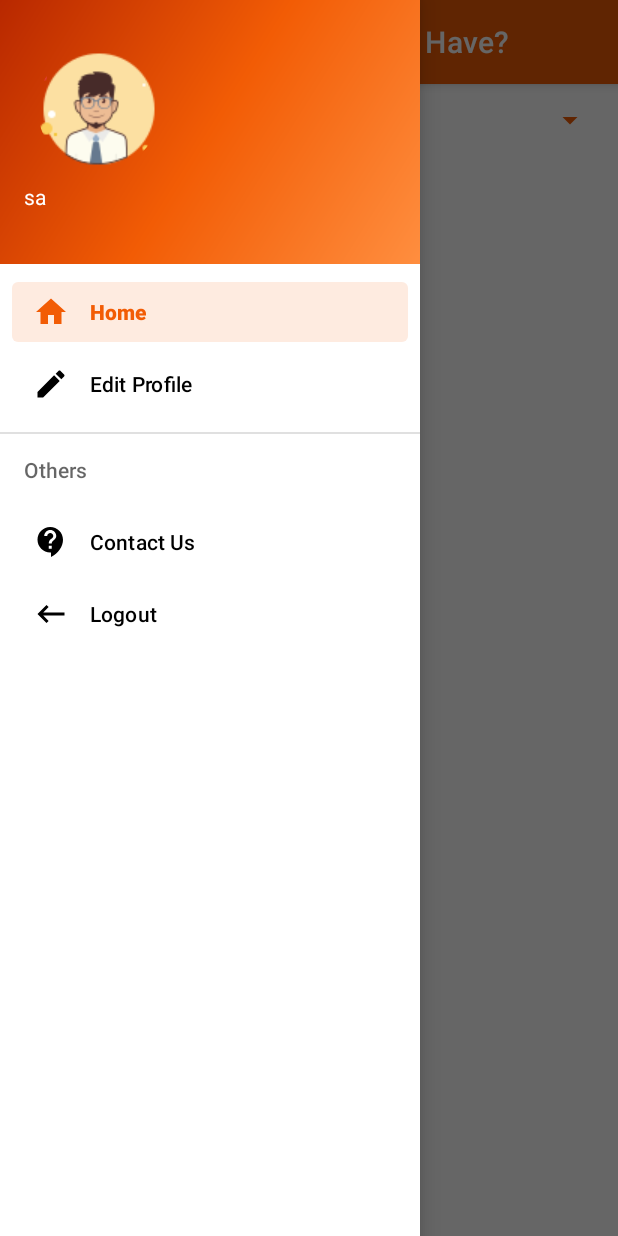
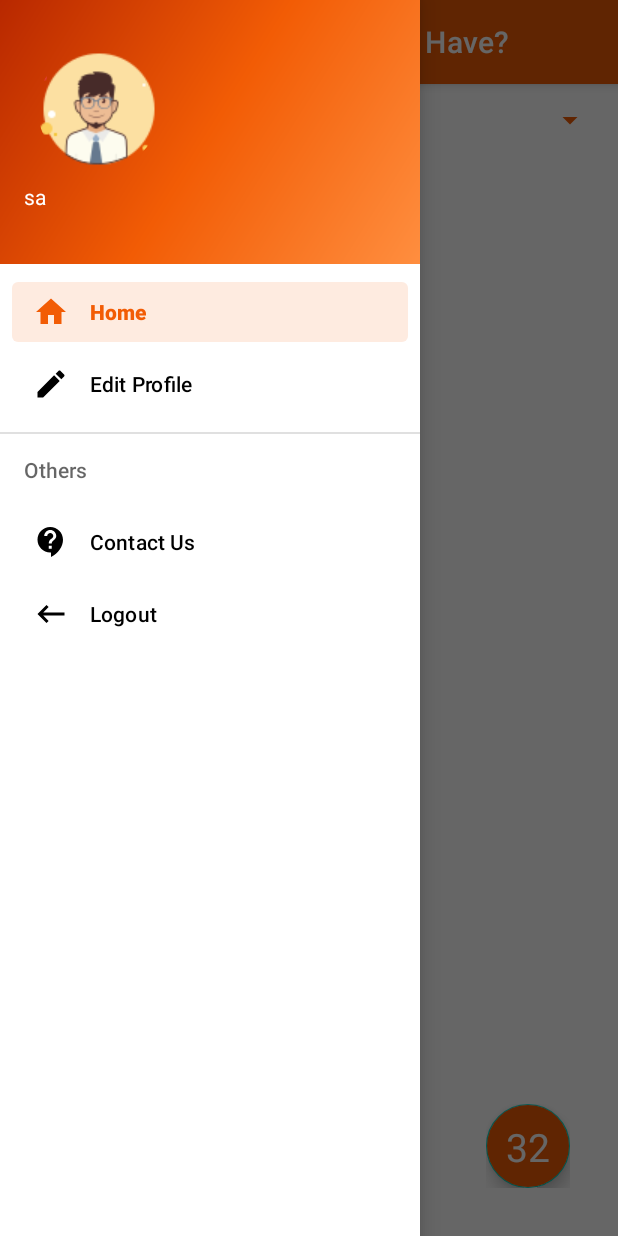
Before and after one commit to SagheerHussainZardari/Chef-Lab, an Android app: the screen it shows after launch once a user with an empty profile is signed in (MainActivity), with the side drawer open, on a phone screen of 412 x 824 dp. Run offline under Robolectric (Android 15) with nearby library versions, the phone set to English and light mode, and no system bars; our stand-ins replace CircleImageView, Firebase (no records; nobody signed in at launch, a user with empty details on screens opened directly), navigation-ui; 2 statements that could not run were skipped.

Commit message:
Progress Bar and Floating Button Added

```diff
--- a/app/src/main/java/com/sagheerhussainzardari/cheflab/Fragments/HomeFragment.kt
+++ b/app/src/main/java/com/sagheerhussainzardari/cheflab/Fragments/HomeFragment.kt
@@ -42,6 +42,7 @@ class HomeFragment : Fragment() {
 
     override fun onViewCreated(view: View, savedInstanceState: Bundle?) {
         super.onViewCreated(view, savedInstanceState)
+        progressBarLayoutHomeFragment.visibility = View.VISIBLE
 
         (activity as MainActivity).setUsersDetails()
 
@@ -77,7 +78,9 @@ class HomeFragment : Fragment() {
                         position: Int,
                         id: Long
                     ) {
-                        if(categoriesList[position] == " All Categories") {
+                        progressBarLayoutHomeFragment.visibility = View.VISIBLE
+
+                        if (categoriesList[position] == " All Categories") {
                             Toast.makeText(
                                 context,
                                 "Getting Data For All Categories",
@@ -97,7 +100,6 @@ class HomeFragment : Fragment() {
                                             }
                                         }
                                         setUpRecyclerView(listOfIngredents)
-
                                     }
                                 })
 
@@ -131,6 +133,9 @@ class HomeFragment : Fragment() {
         recyclerview_list_of_sub_cats.layoutManager = GridLayoutManager(context, 1)
         recyclerview_list_of_sub_cats.adapter =
             ListOfIngredentsAdapter(requireContext(), listOfIngredents, this)
+
+        progressBarLayoutHomeFragment.visibility = View.GONE
+
     }
 
 }
--- a/app/src/main/res/layout/fragment_home.xml
+++ b/app/src/main/res/layout/fragment_home.xml
@@ -67,6 +67,7 @@
             android:id="@+id/recyclerview_list_of_sub_cats"
             android:layout_width="match_parent"
             android:layout_height="match_parent" />
+
     </LinearLayout>
 
     <RelativeLayout
@@ -322,5 +323,39 @@
 
     </RelativeLayout>
 
+    <androidx.constraintlayout.widget.ConstraintLayout
+        android:layout_width="56dp"
+        android:layout_height="56dp"
+        android:layout_alignParentEnd="true"
+        android:layout_alignParentBottom="true"
+        android:layout_marginRight="32dp"
+        android:layout_marginBottom="32dp">
+
+        <TextView
+            android:layout_width="wrap_content"
+            android:layout_height="wrap_content"
+            android:text="32"
+            android:textColor="#FFFFFF"
+
+            android:textSize="26sp"
+            android:translationZ="90dp"
+            app:layout_constraintBottom_toBottomOf="@+id/floatingActionButton"
+            app:layout_constraintEnd_toEndOf="@+id/floatingActionButton"
+            app:layout_constraintStart_toStartOf="@+id/floatingActionButton"
+            app:layout_constraintTop_toTopOf="@+id/floatingActionButton" />
+
+        <com.google.android.material.floatingactionbutton.FloatingActionButton
+            android:id="@+id/floatingActionButton"
+            android:layout_width="56dp"
+            android:layout_height="56dp"
+            android:backgroundTint="@color/colorPrimary"
+            app:layout_constraintBottom_toBottomOf="parent"
+            app:layout_constraintEnd_toEndOf="parent"
+            app:layout_constraintStart_toStartOf="parent"
+            app:layout_constraintTop_toTopOf="parent" />
+
+
+    </androidx.constraintlayout.widget.ConstraintLayout>
+
 
 </RelativeLayout>
--- a/app/src/main/res/layout/recycler_layout_list_of_sub_cat.xml
+++ b/app/src/main/res/layout/recycler_layout_list_of_sub_cat.xml
@@ -9,9 +9,9 @@
         android:id="@+id/tv_ingredentName"
         android:layout_width="0dp"
         android:layout_height="wrap_content"
-        android:layout_marginTop="8dp"
+        android:layout_marginTop="4dp"
         android:layout_weight="9"
-        android:padding="8dp"
+        android:padding="4dp"
         android:text="Name Of Item"
         android:textColor="@color/colorPrimaryDark"
         android:textSize="20sp" />
```
